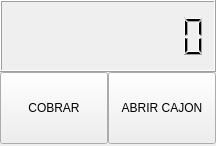
Before: the Qt Designer form bulmages/bulmatpv/plugins/plugintotal/totalbase.ui in eboladev/Bulmages-1, drawn with Qt 5.
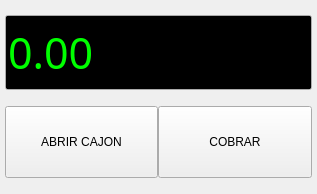
After: the same form once the commit is applied.

Commit message: Arreglo un bug en plugintotal que hacia que se colgase el programa. Esto era debido a que intentaba usar un puntero antes de haber sido creado. Tambien he cambiado el QLCDisplay por un QLineEdit ya que me gusta mas la potencia del ultimo.

Diff of the .ui file:
```diff
--- a/bulmages/bulmatpv/plugins/plugintotal/totalbase.ui
+++ b/bulmages/bulmatpv/plugins/plugintotal/totalbase.ui
@@ -5,46 +5,128 @@
    <rect>
     <x>0</x>
     <y>0</y>
-    <width>216</width>
-    <height>146</height>
+    <width>317</width>
+    <height>194</height>
    </rect>
   </property>
+  <property name="minimumSize" >
+   <size>
+    <width>0</width>
+    <height>75</height>
+   </size>
+  </property>
   <property name="windowTitle" >
    <string>Form</string>
   </property>
-  <layout class="QVBoxLayout" >
-   <property name="margin" >
-    <number>0</number>
+  <property name="layoutDirection" >
+   <enum>Qt::RightToLeft</enum>
+  </property>
+  <layout class="QGridLayout" >
+   <property name="leftMargin" >
+    <number>5</number>
    </property>
-   <property name="spacing" >
-    <number>0</number>
+   <property name="topMargin" >
+    <number>5</number>
    </property>
-   <item>
-    <widget class="QLCDNumber" name="mui_display" >
+   <property name="rightMargin" >
+    <number>5</number>
+   </property>
+   <property name="bottomMargin" >
+    <number>5</number>
+   </property>
+   <item row="0" column="0" >
+    <widget class="QLineEdit" name="mui_total" >
      <property name="minimumSize" >
       <size>
        <width>0</width>
-       <height>72</height>
+       <height>75</height>
       </size>
      </property>
-     <property name="maximumSize" >
-      <size>
-       <width>16777215</width>
-       <height>72</height>
-      </size>
+     <property name="palette" >
+      <palette>
+       <active>
+        <colorrole role="Text" >
+         <brush brushstyle="SolidPattern" >
+          <color alpha="255" >
+           <red>0</red>
+           <green>255</green>
+           <blue>0</blue>
+          </color>
+         </brush>
+        </colorrole>
+        <colorrole role="Base" >
+         <brush brushstyle="SolidPattern" >
+          <color alpha="255" >
+           <red>0</red>
+           <green>0</green>
+           <blue>0</blue>
+          </color>
+         </brush>
+        </colorrole>
+       </active>
+       <inactive>
+        <colorrole role="Text" >
+         <brush brushstyle="SolidPattern" >
+          <color alpha="255" >
+           <red>0</red>
+           <green>255</green>
+           <blue>0</blue>
+          </color>
+         </brush>
+        </colorrole>
+        <colorrole role="Base" >
+         <brush brushstyle="SolidPattern" >
+          <color alpha="255" >
+           <red>0</red>
+           <green>0</green>
+           <blue>0</blue>
+          </color>
+         </brush>
+        </colorrole>
+       </inactive>
+       <disabled>
+        <colorrole role="Text" >
+         <brush brushstyle="SolidPattern" >
+          <color alpha="255" >
+           <red>119</red>
+           <green>119</green>
+           <blue>121</blue>
+          </color>
+         </brush>
+        </colorrole>
+        <colorrole role="Base" >
+         <brush brushstyle="SolidPattern" >
+          <color alpha="255" >
+           <red>255</red>
+           <green>255</green>
+           <blue>255</blue>
+          </color>
+         </brush>
+        </colorrole>
+       </disabled>
+      </palette>
      </property>
-     <property name="smallDecimalPoint" >
-      <bool>true</bool>
+     <property name="font" >
+      <font>
+       <family>Sans Serif</family>
+       <pointsize>32</pointsize>
+      </font>
      </property>
-     <property name="numDigits" >
-      <number>8</number>
+     <property name="cursor" >
+      <cursorShape>ArrowCursor</cursorShape>
      </property>
-     <property name="segmentStyle" >
-      <enum>QLCDNumber::Filled</enum>
+     <property name="focusPolicy" >
+      <enum>Qt::NoFocus</enum>
+     </property>
+     <property name="acceptDrops" >
+      <bool>false</bool>
+     </property>
+     <property name="text" >
+      <string>0.00</string>
      </property>
     </widget>
    </item>
-   <item>
+   <item row="1" column="0" >
     <layout class="QHBoxLayout" >
      <property name="margin" >
       <number>0</number>
```
Left out of the diff: 15 changed lines with no effect on the pictures. The commit also changes 4 other files.
